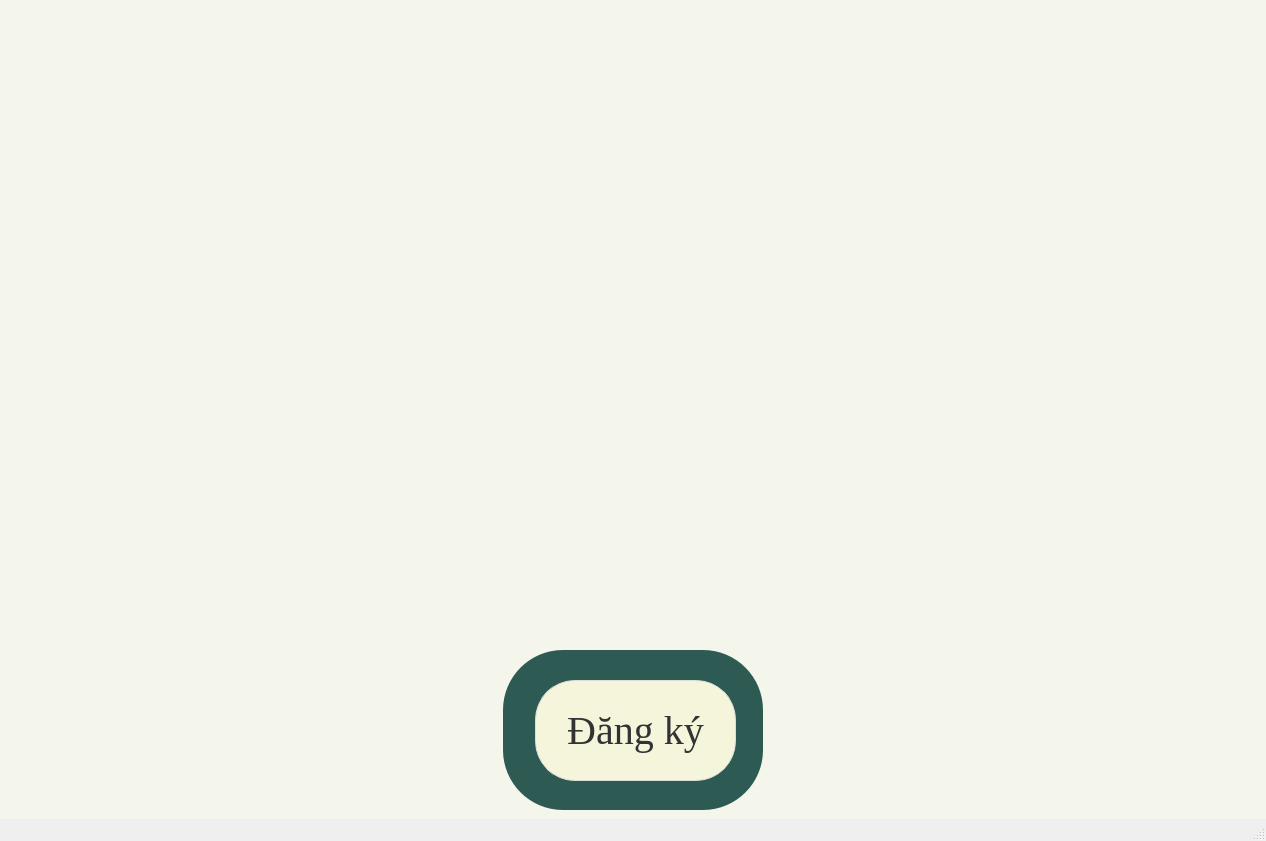
Above: ui/noti/NotiMainWindow.ui from nguyenbphan12001-rimzy/Do-an-cuoi-ki-Nhom8_KTLT before the change. Below: the same form after it.
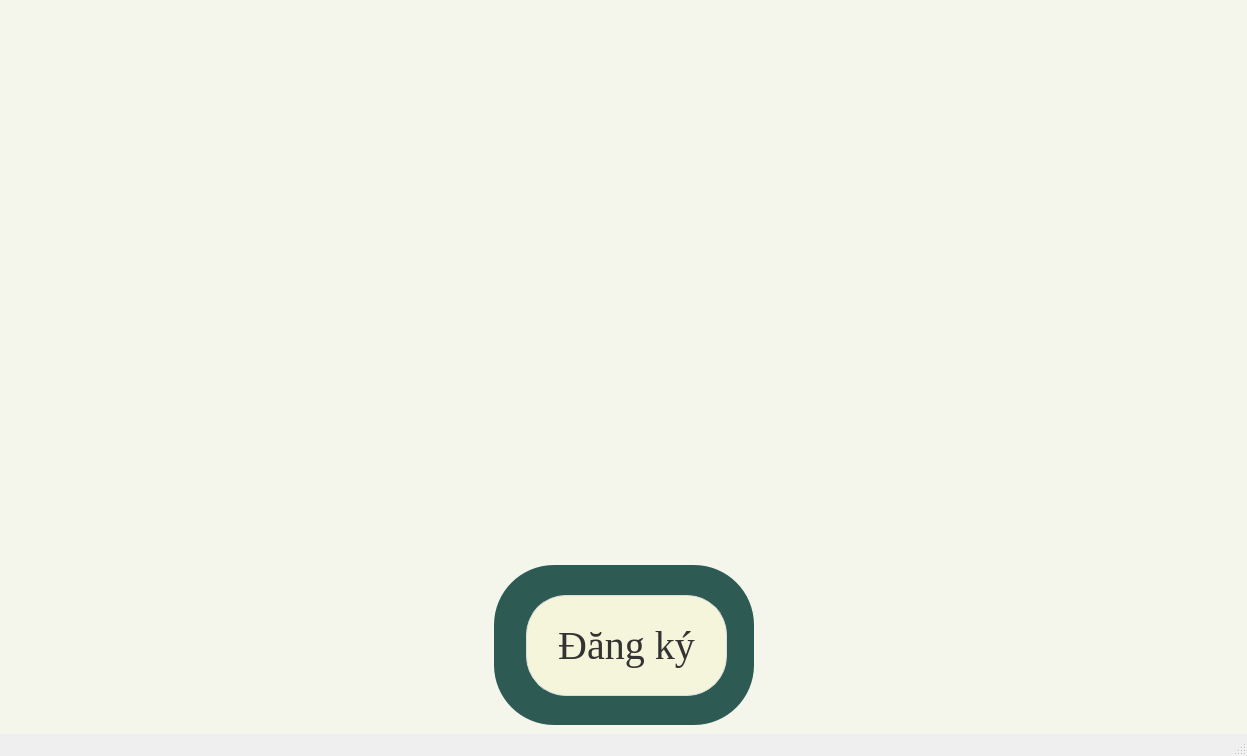
That is the form after the change. Icons and pictures are not drawn.

What changed in the file:
```diff
--- a/ui/noti/NotiMainWindow.ui
+++ b/ui/noti/NotiMainWindow.ui
@@ -6,8 +6,8 @@
    <rect>
     <x>0</x>
     <y>0</y>
-    <width>1266</width>
-    <height>841</height>
+    <width>1247</width>
+    <height>756</height>
    </rect>
   </property>
   <property name="windowTitle">
```
Left out of the diff: 11 changed lines with no effect on the pictures.
